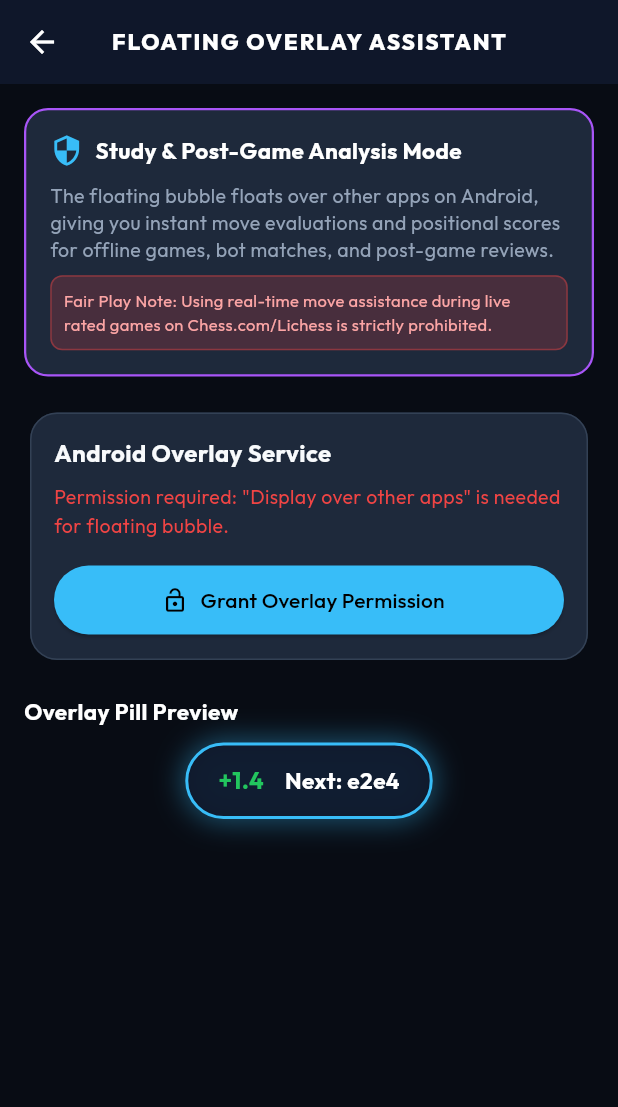
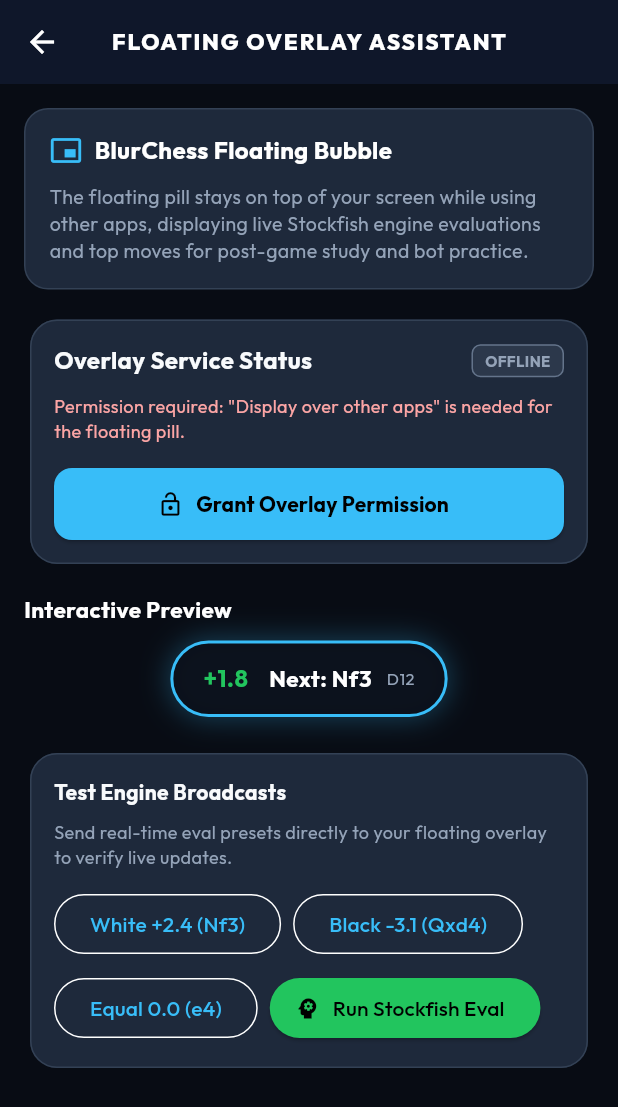
Before and after one commit to abhishek-s12/chessmatch, a Flutter app: the OverlayModeScreen screen opened directly, on a phone screen of 412 x 824 dp. Shown: the top 1107 px of the screen. Run offline on Flutter 3.47's test engine with Material 3 defaults, Android fonts, the phone set to English and light mode, and no system bars; our stand-ins replace google_fonts.

Commit message:
feat: rename app to BlurChess, upgrade FloatingOverlayService with zero-freeze lifecycle, and refine 5 official Chess.com boards

```diff
--- a/lib/models/chess_game_state.dart
+++ b/lib/models/chess_game_state.dart
@@ -613,7 +613,7 @@
     final buffer = StringBuffer();
 
     buffer.writeln('[Event "$event"]');
-    buffer.writeln('[Site "ChessMatch App"]');
+    buffer.writeln('[Site "BlurChess App"]');
     buffer.writeln('[Date "$dateStr"]');
     buffer.writeln('[White "$white"]');
     buffer.writeln('[Black "$black"]');
--- a/lib/screens/home_screen.dart
+++ b/lib/screens/home_screen.dart
@@ -41,7 +41,7 @@
                             ),
                             const SizedBox(width: 8),
                             const Text(
-                              'CHESSMATCH',
+                              'BLURCHESS',
                               style: TextStyle(
                                 fontSize: 20,
                                 fontWeight: FontWeight.w900,
--- a/lib/screens/overlay_mode_screen.dart
+++ b/lib/screens/overlay_mode_screen.dart
@@ -1,5 +1,7 @@
 import 'package:flutter/material.dart';
 import '../services/overlay_service.dart';
+import '../services/stockfish_engine_service.dart';
+import '../models/chess_game_state.dart';
 import '../theme/app_theme.dart';
 
 class OverlayModeScreen extends StatefulWidget {
@@ -9,37 +11,61 @@
   State<OverlayModeScreen> createState() => _OverlayModeScreenState();
 }
 
-class _OverlayModeScreenState extends State<OverlayModeScreen> {
+class _OverlayModeScreenState extends State<OverlayModeScreen> with WidgetsBindingObserver {
+  final StockfishEngineService _engineService = StockfishEngineService();
+  final ChessGameState _testGame = ChessGameState();
+
   bool _hasPermission = false;
   bool _isOverlayRunning = false;
+  bool _isTestingLiveEngine = false;
   String _statusMessage = 'Checking overlay permissions...';
 
   @override
   void initState() {
     super.initState();
+    WidgetsBinding.instance.addObserver(this);
     _checkPermission();
+  }
+
+  @override
+  void dispose() {
+    WidgetsBinding.instance.removeObserver(this);
+    _engineService.stop();
+    super.dispose();
+  }
+
+  @override
+  void didChangeAppLifecycleState(AppLifecycleState state) {
+    if (state == AppLifecycleState.resumed) {
+      _checkPermission();
+    }
   }
 
   Future<void> _checkPermission() async {
     final granted = await OverlayService.checkPermission();
+    if (!mounted) return;
     setState(() {
       _hasPermission = granted;
       _statusMessage = granted
           ? 'Overlay permission granted. Ready to launch floating assistant.'
-          : 'Permission required: "Display over other apps" is needed for floating bubble.';
+          : 'Permission required: "Display over other apps" is needed for the floating pill.';
     });
   }
 
   Future<void> _requestPermission() async {
     await OverlayService.requestPermission();
+    // Allow small delay for OS intent
+    await Future.delayed(const Duration(milliseconds: 400));
     await _checkPermission();
   }
 
   Future<void> _toggleOverlay() async {
     if (_isOverlayRunning) {
       await OverlayService.stopOverlay();
+      if (!mounted) return;
       setState(() {
         _isOverlayRunning = false;
+        _isTestingLiveEngine = false;
       });
     } else {
       if (!_hasPermission) {
@@ -47,15 +73,52 @@
         return;
       }
       await OverlayService.startOverlay();
+      if (!mounted) return;
       setState(() {
         _isOverlayRunning = true;
       });
 
-      // Send initial test payload
+      // Send initial test evaluation
       await OverlayService.updateOverlay(
         eval: "+0.3",
         bestMove: "e2e4",
         isWhite: true,
+      );
+    }
+  }
+
+  Future<void> _sendTestEvaluation(String eval, String move, bool isWhite) async {
+    if (!_isOverlayRunning) {
+      await _toggleOverlay();
+    }
+    await OverlayService.updateOverlay(
+      eval: eval,
+      bestMove: move,
+      isWhite: isWhite,
+    );
+  }
+
+  Future<void> _runLiveEngineCalc() async {
+    setState(() {
+      _isTestingLiveEngine = true;
+    });
+
+    final eval = await _engineService.evaluatePosition(_testGame, depth: 5);
+
+    if (mounted) {
+      setState(() {
+        _isTestingLiveEngine = false;
+      });
+      await OverlayService.updateOverlay(
+        eval: eval.displayScore,
+        bestMove: eval.bestMove,
+        isWhite: eval.scoreCp >= 0,
+      );
+      ScaffoldMessenger.of(context).showSnackBar(
+        SnackBar(
+          content: Text('Updated overlay with Stockfish eval: ${eval.displayScore} (Best: ${eval.bestMove})'),
+          duration: const Duration(seconds: 2),
+        ),
       );
     }
   }
@@ -75,25 +138,25 @@
           child: Column(
             crossAxisAlignment: CrossAxisAlignment.start,
             children: [
-              // Notice & Fair Play Card
+              // Study Mode & Fair Play Banner
               Container(
                 padding: const EdgeInsets.all(16),
                 decoration: BoxDecoration(
-                  color: const Color(0xFF1E293B),
+                  color: AppTheme.cardDark,
                   borderRadius: BorderRadius.circular(16),
-                  border: Border.all(color: AppTheme.accentPurple, width: 1.5),
+                  border: Border.all(color: const Color(0xFF334155)),
                 ),
                 child: Column(
                   crossAxisAlignment: CrossAxisAlignment.start,
                   children: [
-                    Row(
+                    const Row(
                       children: [
-                        const Icon(Icons.security, color: AppTheme.primaryNeon, size: 22),
-                        const SizedBox(width: 8),
-                        const Text(
-                          'Study & Post-Game Analysis Mode',
+                        Icon(Icons.picture_in_picture_alt, color: AppTheme.primaryNeon, size: 22),
+                        SizedBox(width: 8),
+                        Text(
+                          'BlurChess Floating Bubble',
                           style: TextStyle(
-                            fontSize: 15,
+                            fontSize: 16,
                             fontWeight: FontWeight.bold,
                             color: Colors.white,
                           ),
@@ -102,44 +165,54 @@
                     ),
                     const SizedBox(height: 10),
                     const Text(
-                      'The floating bubble floats over other apps on Android, giving you instant move evaluations and positional scores for offline games, bot matches, and post-game reviews.',
+                      'The floating pill stays on top of your screen while using other apps, displaying live Stockfish engine evaluations and top moves for post-game study and bot practice.',
                       style: TextStyle(fontSize: 13, color: AppTheme.textMuted, height: 1.4),
-                    ),
-                    const SizedBox(height: 8),
-                    Container(
-                      padding: const EdgeInsets.all(8),
-                      decoration: BoxDecoration(
-                        color: const Color(0x33EF4444),
-                        borderRadius: BorderRadius.circular(8),
-                        border: Border.all(color: const Color(0x66EF4444)),
-                      ),
-                      child: const Text(
-                        'Fair Play Note: Using real-time move assistance during live rated games on Chess.com/Lichess is strictly prohibited.',
-                        style: TextStyle(fontSize: 11, color: Color(0xFFFCA5A5)),
-                      ),
                     ),
                   ],
                 ),
               ),
-              const SizedBox(height: 20),
+              const SizedBox(height: 16),
 
-              // Permission & Control Status
+              // Permission & Master Launch Card
               Card(
                 child: Padding(
                   padding: const EdgeInsets.all(16),
                   child: Column(
                     crossAxisAlignment: CrossAxisAlignment.start,
                     children: [
-                      const Text(
-                        'Android Overlay Service',
-                        style: TextStyle(fontSize: 16, fontWeight: FontWeight.bold),
+                      Row(
+                        mainAxisAlignment: MainAxisAlignment.spaceBetween,
+                        children: [
+                          const Text(
+                            'Overlay Service Status',
+                            style: TextStyle(fontSize: 16, fontWeight: FontWeight.bold),
+                          ),
+                          Container(
+                            padding: const EdgeInsets.symmetric(horizontal: 8, vertical: 3),
+                            decoration: BoxDecoration(
+                              color: (_isOverlayRunning ? AppTheme.secondaryNeon : const Color(0xFF64748B)).withOpacity(0.2),
+                              borderRadius: BorderRadius.circular(6),
+                              border: Border.all(
+                                color: _isOverlayRunning ? AppTheme.secondaryNeon : const Color(0xFF64748B),
+                              ),
+                            ),
+                            child: Text(
+                              _isOverlayRunning ? 'ACTIVE' : 'OFFLINE',
+                              style: TextStyle(
+                                fontSize: 10,
+                                fontWeight: FontWeight.bold,
+                                color: _isOverlayRunning ? AppTheme.secondaryNeon : const Color(0xFF94A3B8),
+                              ),
+                            ),
+                          ),
+                        ],
                       ),
-                      const SizedBox(height: 8),
+                      const SizedBox(height: 10),
                       Text(
                         _statusMessage,
                         style: TextStyle(
-                          fontSize: 13,
-                          color: _hasPermission ? AppTheme.secondaryNeon : AppTheme.alertRed,
+                          fontSize: 12,
+                          color: _hasPermission ? AppTheme.secondaryNeon : const Color(0xFFFCA5A5),
                         ),
                       ),
                       const SizedBox(height: 16),
@@ -149,23 +222,25 @@
                           style: ElevatedButton.styleFrom(
                             backgroundColor: AppTheme.primaryNeon,
                             foregroundColor: Colors.black,
-                            minimumSize: const Size.fromHeight(46),
+                            minimumSize: const Size.fromHeight(48),
+                            shape: RoundedRectangleBorder(borderRadius: BorderRadius.circular(12)),
                           ),
                           icon: const Icon(Icons.lock_open),
-                          label: const Text('Grant Overlay Permission'),
+                          label: const Text('Grant Overlay Permission', style: TextStyle(fontWeight: FontWeight.bold)),
                           onPressed: _requestPermission,
                         )
                       else
                         ElevatedButton.icon(
                           style: ElevatedButton.styleFrom(
-                            backgroundColor: _isOverlayRunning ? AppTheme.alertRed : AppTheme.secondaryNeon,
+                            backgroundColor: _isOverlayRunning ? AppTheme.alertRed : AppTheme.primaryNeon,
                             foregroundColor: Colors.black,
-                            minimumSize: const Size.fromHeight(46),
+                            minimumSize: const Size.fromHeight(48),
+                            shape: RoundedRectangleBorder(borderRadius: BorderRadius.circular(12)),
                           ),
-                          icon: Icon(_isOverlayRunning ? Icons.stop : Icons.play_arrow),
+                          icon: Icon(_isOverlayRunning ? Icons.stop_circle : Icons.play_arrow),
                           label: Text(
-                            _isOverlayRunning ? 'Stop Floating Overlay' : 'Start Floating Overlay',
-                            style: const TextStyle(fontWeight: FontWeight.bold),
+                            _isOverlayRunning ? 'STOP FLOATING OVERLAY' : 'LAUNCH FLOATING OVERLAY',
+                            style: const TextStyle(fontWeight: FontWeight.w900, letterSpacing: 1),
                           ),
                           onPressed: _toggleOverlay,
                         ),
@@ -173,11 +248,11 @@
                   ),
                 ),
               ),
-              const SizedBox(height: 20),
+              const SizedBox(height: 16),
 
               // Visual Preview of the Floating Bubble
               const Text(
-                'Overlay Pill Preview',
+                'Interactive Preview',
                 style: TextStyle(fontSize: 15, fontWeight: FontWeight.bold, color: Colors.white),
               ),
               const SizedBox(height: 10),
@@ -185,36 +260,100 @@
                 child: Container(
                   padding: const EdgeInsets.symmetric(horizontal: 20, vertical: 12),
                   decoration: BoxDecoration(
-                    color: const Color(0xE60F172A),
-                    borderRadius: BorderRadius.circular(30),
+                    color: const Color(0xEE0B0F19),
+                    borderRadius: BorderRadius.circular(32),
                     border: Border.all(color: AppTheme.primaryNeon, width: 2),
                     boxShadow: [
                       BoxShadow(
-                        color: AppTheme.primaryNeon.withOpacity(0.4),
-                        blurRadius: 15,
-                        spreadRadius: 2,
+                        color: AppTheme.primaryNeon.withOpacity(0.3),
+                        blurRadius: 16,
+                        spreadRadius: 1,
                       ),
                     ],
                   ),
-                  child: Row(
+                  child: const Row(
                     mainAxisSize: MainAxisSize.min,
                     children: [
-                      const Text(
-                        '+1.4',
+                      Text(
+                        '+1.8',
                         style: TextStyle(
                           color: AppTheme.secondaryNeon,
                           fontWeight: FontWeight.bold,
                           fontSize: 16,
                         ),
                       ),
-                      const SizedBox(width: 14),
-                      const Text(
-                        'Next: e2e4',
+                      SizedBox(width: 14),
+                      Text(
+                        'Next: Nf3',
                         style: TextStyle(
                           color: Colors.white,
                           fontWeight: FontWeight.bold,
                           fontSize: 15,
                         ),
+                      ),
+                      SizedBox(width: 10),
+                      Text(
+                        'D12',
+                        style: TextStyle(
+                          color: AppTheme.textMuted,
+                          fontSize: 11,
+                        ),
+                      ),
+                    ],
+                  ),
+                ),
+              ),
+              const SizedBox(height: 20),
+
+              // Test Presets & Live Engine Trigger
+              Card(
+                child: Padding(
+                  padding: const EdgeInsets.all(16),
+                  child: Column(
+                    crossAxisAlignment: CrossAxisAlignment.start,
+                    children: [
+                      const Text(
+                        'Test Engine Broadcasts',
+                        style: TextStyle(fontSize: 14, fontWeight: FontWeight.bold),
+                      ),
+                      const SizedBox(height: 8),
+                      const Text(
+                        'Send real-time eval presets directly to your floating overlay to verify live updates.',
+                        style: TextStyle(fontSize: 12, color: AppTheme.textMuted),
+                      ),
+                      const SizedBox(height: 12),
+                      Wrap(
+                        spacing: 8,
+                        runSpacing: 8,
+                        children: [
+                          OutlinedButton(
+                            onPressed: () => _sendTestEvaluation('+2.4', 'Nf3', true),
+                            child: const Text('White +2.4 (Nf3)'),
+                          ),
+                          OutlinedButton(
+                            onPressed: () => _sendTestEvaluation('-3.1', 'Qxd4', false),
+                            child: const Text('Black -3.1 (Qxd4)'),
+                          ),
+                          OutlinedButton(
+                            onPressed: () => _sendTestEvaluation('+0.0', 'e4', true),
+                            child: const Text('Equal 0.0 (e4)'),
+                          ),
+                          ElevatedButton.icon(
+                            style: ElevatedButton.styleFrom(
+                              backgroundColor: AppTheme.secondaryNeon,
+                              foregroundColor: Colors.black,
+                            ),
+                            icon: _isTestingLiveEngine
+                                ? const SizedBox(
+                                    width: 14,
+                                    height: 14,
+                                    child: CircularProgressIndicator(strokeWidth: 2, color: Colors.black),
+                                  )
+                                : const Icon(Icons.psychology, size: 18),
+                            label: const Text('Run Stockfish Eval'),
+                            onPressed: _isTestingLiveEngine ? null : _runLiveEngineCalc,
+                          ),
+                        ],
                       ),
                     ],
                   ),
--- a/lib/theme/app_theme.dart
+++ b/lib/theme/app_theme.dart
@@ -2,8 +2,17 @@
 import 'package:google_fonts/google_fonts.dart';
 
 enum BoardThemeType {
-  walnut(
-    name: 'Tournament Walnut',
+  green(
+    name: 'Official Green (Chess.com)',
+    lightSquare: Color(0xFFEBECD0),
+    darkSquare: Color(0xFF739552),
+    accentColor: Color(0xFF81B64C),
+    borderColor: Color(0xFF4B6E2C),
+    coordinateLight: Color(0xFF739552),
+    coordinateDark: Color(0xFFEBECD0),
+  ),
+  wood(
+    name: 'Walnut Wood (Chess.com)',
     lightSquare: Color(0xFFEEEED2),
     darkSquare: Color(0xFFB58863),
     accentColor: Color(0xFFF59E0B),
@@ -11,41 +20,32 @@
     coordinateLight: Color(0xFFB58863),
     coordinateDark: Color(0xFFEEEED2),
   ),
-  emerald(
-    name: 'Official Emerald',
-    lightSquare: Color(0xFFEBECD0),
-    darkSquare: Color(0xFF739552),
-    accentColor: Color(0xFF22C55E),
-    borderColor: Color(0xFF3F6212),
-    coordinateLight: Color(0xFF739552),
-    coordinateDark: Color(0xFFEBECD0),
-  ),
-  obsidian(
-    name: 'Obsidian Glass',
-    lightSquare: Color(0xFF334155),
-    darkSquare: Color(0xFF0F172A),
+  glass(
+    name: 'Ice Glass (Chess.com)',
+    lightSquare: Color(0xFFC8D6E5),
+    darkSquare: Color(0xFF485460),
     accentColor: Color(0xFF38BDF8),
     borderColor: Color(0xFF1E293B),
-    coordinateLight: Color(0xFF64748B),
-    coordinateDark: Color(0xFF94A3B8),
+    coordinateLight: Color(0xFF485460),
+    coordinateDark: Color(0xFFC8D6E5),
   ),
-  cyber(
-    name: 'Cyberpunk Neo',
-    lightSquare: Color(0xFF1E293B),
-    darkSquare: Color(0xFF020617),
-    accentColor: Color(0xFF06B6D4),
-    borderColor: Color(0xFF06B6D4),
-    coordinateLight: Color(0xFF06B6D4),
-    coordinateDark: Color(0xFF67E8F9),
+  classic(
+    name: 'Classic Brown (Chess.com)',
+    lightSquare: Color(0xFFF0D9B5),
+    darkSquare: Color(0xFF9C6A43),
+    accentColor: Color(0xFFEAB308),
+    borderColor: Color(0xFF5C3A21),
+    coordinateLight: Color(0xFF9C6A43),
+    coordinateDark: Color(0xFFF0D9B5),
   ),
-  marble(
-    name: 'Alabaster Marble',
-    lightSquare: Color(0xFFF8FAFC),
-    darkSquare: Color(0xFF475569),
+  dark(
+    name: 'Night Charcoal (Chess.com)',
+    lightSquare: Color(0xFF4B4847),
+    darkSquare: Color(0xFF262423),
     accentColor: Color(0xFFA855F7),
-    borderColor: Color(0xFF334155),
-    coordinateLight: Color(0xFF475569),
-    coordinateDark: Color(0xFFF8FAFC),
+    borderColor: Color(0xFF161512),
+    coordinateLight: Color(0xFF8C8886),
+    coordinateDark: Color(0xFFCDC8C5),
   );
 
   final String name;
@@ -75,10 +75,10 @@
   static const Color cardDarkElevated = Color(0xFF243048);
 
   // Modern Accent Tones
-  static const Color primaryNeon = Color(0xFF38BDF8); // Electric Sky Blue
-  static const Color secondaryNeon = Color(0xFF22C55E); // Crisp Emerald
-  static const Color accentGold = Color(0xFFF59E0B); // Amber Gold
-  static const Color accentPurple = Color(0xFFA855F7); // Royalty Purple
+  static const Color primaryNeon = Color(0xFF38BDF8); // Sky Blue
+  static const Color secondaryNeon = Color(0xFF22C55E); // Emerald Green
+  static const Color accentGold = Color(0xFFF59E0B); // Gold
+  static const Color accentPurple = Color(0xFFA855F7); // Purple
   static const Color alertRed = Color(0xFFEF4444);
   static const Color textPrimary = Color(0xFFF8FAFC);
   static const Color textMuted = Color(0xFF94A3B8);
@@ -93,7 +93,7 @@
   static const Color missedWinCrimson = Color(0xFFDB5353);
   static const Color blunderRed = Color(0xFFFA412D);
 
-  static BoardThemeType activeBoardTheme = BoardThemeType.emerald;
+  static BoardThemeType activeBoardTheme = BoardThemeType.green;
 
   // Highlights
   static const Color highlightMove = Color(0x7338BDF8);
```
Also changed, not shown: 3 other files.
